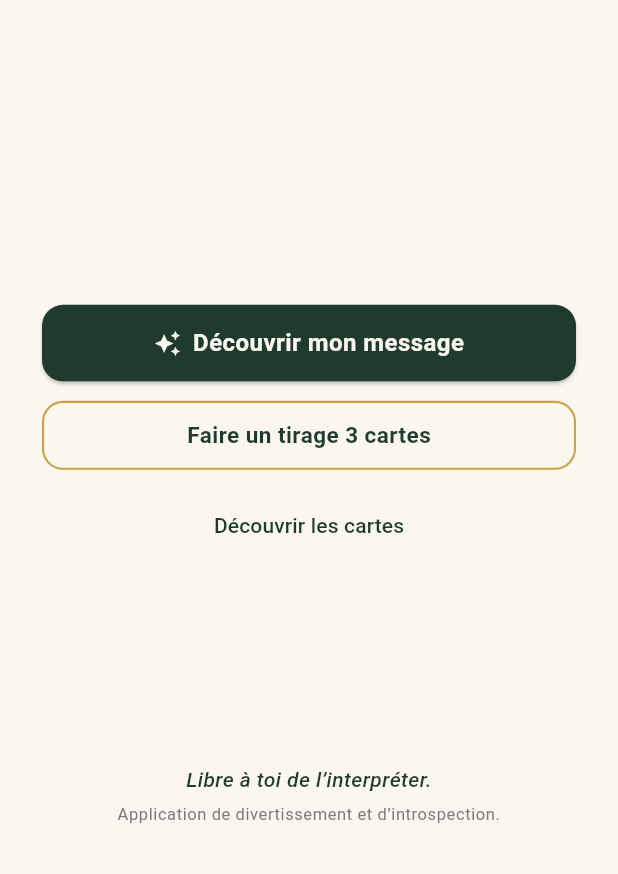
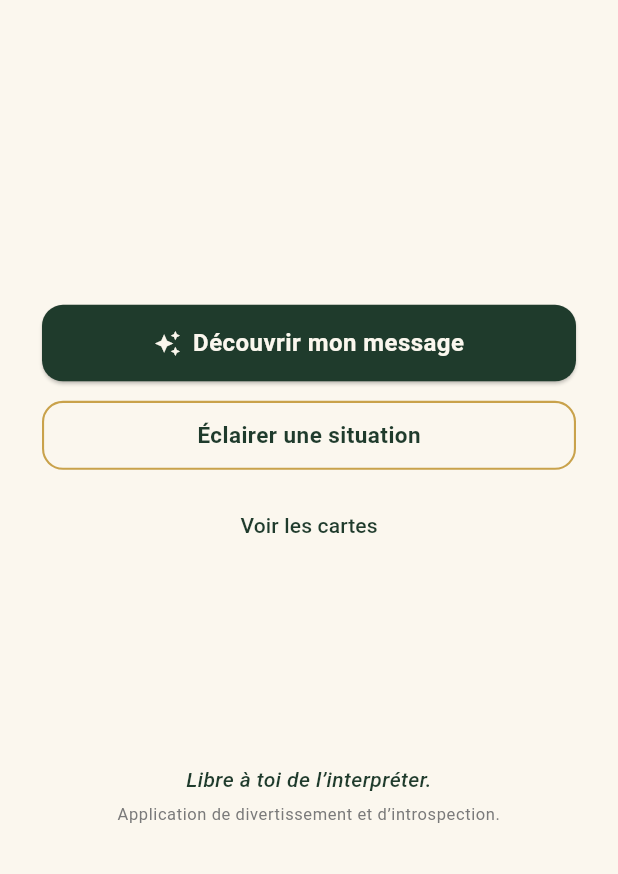
Before and after one commit to LalithWonderful/pile-ou-face, a Flutter app: the screen it shows after launch, on a phone screen of 412 x 824 dp, the part 362-1236 px from its top. Run offline on Flutter 3.47's test engine with Material 3 defaults, Android fonts, the phone set to English and light mode, and no system bars; our stand-ins replace share_plus, shared_preferences.

Commit message:
copy: align tarot ux wording with product voice
Pure copy lot: every visible label is moved from cartomancy register
toward the Pile ou Face product voice (proche, bienveillante mais
franche, qui propose un message et aide à prendre du recul). JSON,
draw logic and architecture are untouched.

Home:
- Secondary CTA: "Faire un tirage 3 cartes" → "Éclairer une situation".
- Tertiary link: "Découvrir les cartes" → "Voir les cartes".
- Primary CTA "Découvrir mon message" is preserved.

Three-card spread (TarotSpread.threeCards):
- label: "Tirage en trois cartes" → "Éclairer une situation".
  AppBar of the destination screen now matches the home CTA.
- description rewritten to the validated copy:
  "Pense à une situation. Pile ou Face t'aide à la regarder sous trois
  angles : là où tu en es, l'énergie du moment, et le conseil à
  garder."
- positions:
  ["Situation", "Énergie", "Conseil"]
  → ["Là où tu en es", "L'énergie du moment", "Le conseil"].

Reading panels:
- DrawnCardView advice label "CONSEIL" → "LE PETIT MOT".
- CardDetailScreen advice label "INVITATION" → "LE PETIT MOT".
- "À GARDER À L'ESPRIT" warning label kept as-is.

Tests (48/48 green, no test added or removed):
- widget_test and home_screen_test assert the new labels and add
  findsNothing guards on every retired label
  ("Faire un tirage 3 cartes", "Découvrir les cartes").
- tarot_spread_test asserts the new positions list, the new
  spread.label, and the retired-labels guard now covers both lot 3
  (Passé/Présent/Futur) and lot 4-9 (bare Situation/Énergie/Conseil).
- reading_screen_test responsive 3-card test asserts
  find.text("LÀ OÙ TU EN ES") on the first position chip.
- card_detail_screen_test asserts "LE PETIT MOT" and guards
  "INVITATION" with findsNothing.

Co-Authored-By: Claude Opus 4.7 (1M context) <noreply@anthropic.com>

```diff
--- a/lib/features/tarot/models/tarot_spread.dart
+++ b/lib/features/tarot/models/tarot_spread.dart
@@ -6,10 +6,13 @@ enum TarotSpread {
     positions: ['Aujourd’hui'],
   ),
   threeCards(
-    label: 'Tirage en trois cartes',
-    description: 'Une situation, son énergie, et le conseil qui s’y rattache.',
+    label: 'Éclairer une situation',
+    description:
+        'Pense à une situation. Pile ou Face t’aide à la regarder sous '
+        'trois angles : là où tu en es, l’énergie du moment, et le '
+        'conseil à garder.',
     cardCount: 3,
-    positions: ['Situation', 'Énergie', 'Conseil'],
+    positions: ['Là où tu en es', 'L’énergie du moment', 'Le conseil'],
   );
 
   const TarotSpread({
--- a/lib/features/tarot/presentation/screens/card_detail_screen.dart
+++ b/lib/features/tarot/presentation/screens/card_detail_screen.dart
@@ -79,7 +79,7 @@ class CardDetailScreen extends StatelessWidget {
               _Section(title: 'Travail / projets', body: card.work),
               const SizedBox(height: 22),
               AccentPanel(
-                label: 'INVITATION',
+                label: 'LE PETIT MOT',
                 icon: Icons.auto_awesome,
                 accent: AppColors.softGold,
                 background: AppColors.softGold.withValues(alpha: 0.14),
--- a/lib/features/tarot/presentation/screens/home_screen.dart
+++ b/lib/features/tarot/presentation/screens/home_screen.dart
@@ -73,12 +73,12 @@ class HomeScreen extends StatelessWidget {
               const SizedBox(height: 12),
               OutlinedButton(
                 onPressed: () => _openThreeCardsReading(context),
-                child: const Text('Faire un tirage 3 cartes'),
+                child: const Text('Éclairer une situation'),
               ),
               const SizedBox(height: 12),
               TextButton(
                 onPressed: () => _openLibrary(context),
-                child: const Text('Découvrir les cartes'),
+                child: const Text('Voir les cartes'),
               ),
               const Spacer(flex: 2),
               Text(
--- a/lib/features/tarot/presentation/widgets/drawn_card_view.dart
+++ b/lib/features/tarot/presentation/widgets/drawn_card_view.dart
@@ -106,7 +106,7 @@ class DrawnCardView extends StatelessWidget {
           ),
           const SizedBox(height: 14),
           AccentPanel(
-            label: 'CONSEIL',
+            label: 'LE PETIT MOT',
             icon: Icons.auto_awesome,
             accent: AppColors.softGold,
             background: AppColors.softGold.withValues(alpha: 0.14),
```
Also changed, not shown: 6 other files.
